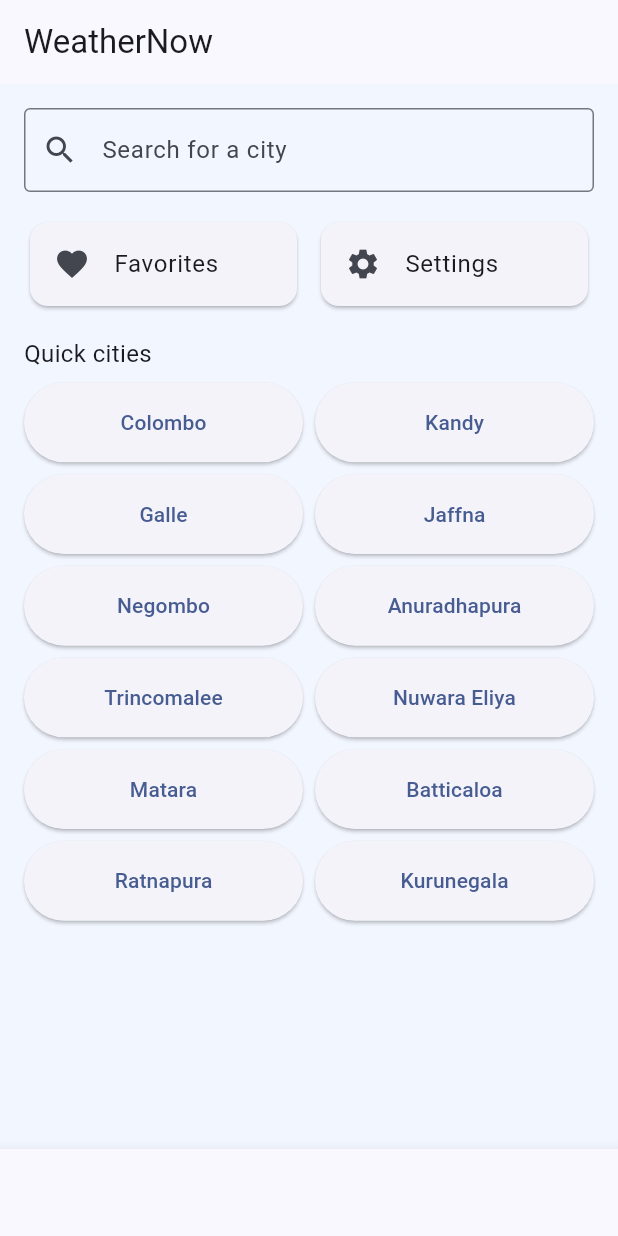
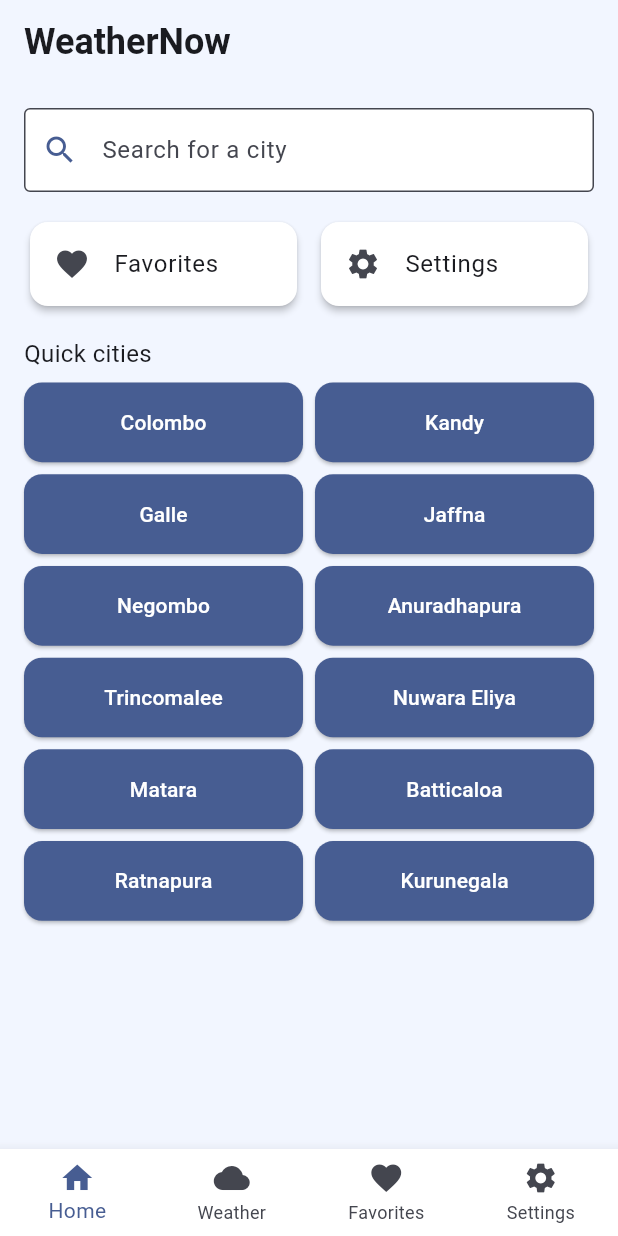
Before and after one commit to shafeemhsn/weathernow_weather_mobile_app, a Flutter app: the screen it shows after launch, on a phone screen of 412 x 824 dp. Run offline on Flutter 3.47's test engine with Material 3 defaults, Android fonts, the phone set to English and light mode, and no system bars; our stand-ins replace sqflite; accounts and stored records are empty.

Commit message:
color fix

```diff
--- a/lib/core/theme/app_theme.dart
+++ b/lib/core/theme/app_theme.dart
@@ -4,10 +4,56 @@
 import 'app_text_styles.dart';
 
 class AppTheme {
-  static ThemeData get lightTheme => ThemeData(
-        useMaterial3: true,
-        colorScheme: ColorScheme.fromSeed(seedColor: AppColors.primary),
-        scaffoldBackgroundColor: AppColors.background,
-        textTheme: AppTextStyles.textTheme,
-      );
+  static ThemeData get lightTheme {
+    final colorScheme = ColorScheme.fromSeed(
+      seedColor: AppColors.primary,
+      brightness: Brightness.light,
+    );
+
+    return ThemeData(
+      useMaterial3: true,
+      colorScheme: colorScheme,
+      scaffoldBackgroundColor: AppColors.background,
+      textTheme: AppTextStyles.textTheme,
+      iconTheme: IconThemeData(color: colorScheme.onBackground),
+      appBarTheme: AppBarTheme(
+        backgroundColor: AppColors.background,
+        foregroundColor: colorScheme.onBackground,
+        elevation: 0,
+        iconTheme: IconThemeData(color: colorScheme.onBackground),
+        titleTextStyle: AppTextStyles.headline.copyWith(color: colorScheme.onBackground),
+      ),
+      cardTheme: CardThemeData(
+        color: Colors.white,
+        elevation: 2,
+        shape: RoundedRectangleBorder(borderRadius: BorderRadius.circular(12)),
+      ),
+      inputDecorationTheme: InputDecorationTheme(
+        filled: true,
+        fillColor: Colors.white,
+        prefixIconColor: colorScheme.primary,
+        border: OutlineInputBorder(
+          borderRadius: BorderRadius.circular(12),
+          borderSide: BorderSide(color: colorScheme.outlineVariant),
+        ),
+        focusedBorder: OutlineInputBorder(
+          borderRadius: BorderRadius.circular(12),
+          borderSide: BorderSide(color: colorScheme.primary, width: 1.5),
+        ),
+      ),
+      bottomNavigationBarTheme: BottomNavigationBarThemeData(
+        backgroundColor: Colors.white,
+        selectedItemColor: colorScheme.primary,
+        unselectedItemColor: colorScheme.onSurfaceVariant,
+        type: BottomNavigationBarType.fixed,
+      ),
+      elevatedButtonTheme: ElevatedButtonThemeData(
+        style: ElevatedButton.styleFrom(
+          backgroundColor: colorScheme.primary,
+          foregroundColor: colorScheme.onPrimary,
+          shape: RoundedRectangleBorder(borderRadius: BorderRadius.circular(12)),
+        ),
+      ),
+    );
+  }
 }
```
